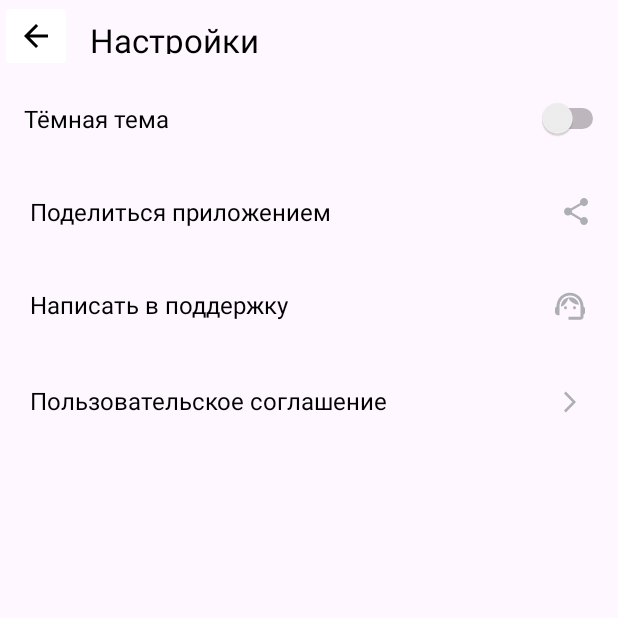
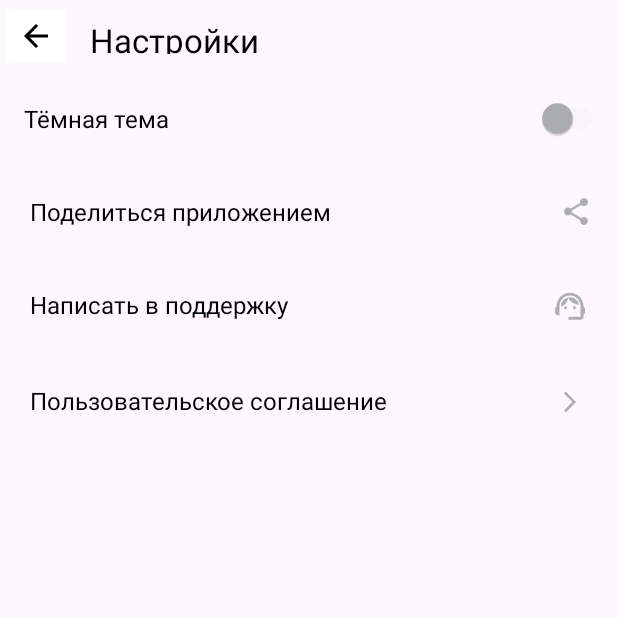
Before and after one commit to AlexElkin/PlaylistMaker, an Android app: the ActivitySettings screen opened directly, with no data from a screen before it, on a phone screen of 412 x 824 dp, the top half of it. Run offline under Robolectric (Android 15) with nearby library versions, the phone set to English and light mode, and no system bars.

Commit message:
я так понимаю вопрос был к цвету.В вашем примере указаны два цвета на 4 варианта,при том выходит,что у ползунка и переключателя будет одинаковый цвет,учитывая что цвета взятые с Фигмы у меня разные предполагаю,что это опечатка,создал 4 цвета(условно) на 4 варианта

```diff
--- /dev/null
+++ b/app/src/main/res/color/switch_thumb_color.xml
@@ -0,0 +1,7 @@
+<?xml version="1.0" encoding="utf-8"?>
+<selector xmlns:android="http://schemas.android.com/apk/res/android">
+    <!-- Активное состояние (включен) -->
+    <item android:color="@color/switch_thumb_active_color" android:state_checked="true" />
+    <!-- Неактивное состояние (выключен) -->
+    <item android:color="@color/switch_thumb_inactive_color" android:state_checked="false" />
+</selector>
--- /dev/null
+++ b/app/src/main/res/color/switch_track_color.xml
@@ -0,0 +1,7 @@
+<?xml version="1.0" encoding="utf-8"?>
+<selector xmlns:android="http://schemas.android.com/apk/res/android">
+    <!-- Активное состояние (включен) -->
+    <item android:color="@color/switch_track_active_color" android:state_checked="true" />
+    <!-- Неактивное состояние (выключен) -->
+    <item android:color="@color/switch_track_inactive_color" android:state_checked="false" />
+</selector>
--- a/app/src/main/res/layout/activity_settings.xml
+++ b/app/src/main/res/layout/activity_settings.xml
@@ -49,6 +49,8 @@
         android:text="@string/dark_theme"
         android:textColor="@color/black"
         android:textSize="@dimen/_16sp"
+        android:thumbTint="@color/switch_thumb_color"
+        android:trackTint="@color/switch_track_color"
         tools:ignore="UseSwitchCompatOrMaterialXml">
 
     </Switch>
--- a/app/src/main/res/values/colors.xml
+++ b/app/src/main/res/values/colors.xml
@@ -4,4 +4,9 @@
     <color name="white">#FFFFFFFF</color>
     <color name="gray">#AEAFB4</color>
     <color name="blue">#3772E7</color>
+    <color name="switch_thumb_active_color">#AEAFB4</color>
+    <color name="switch_thumb_inactive_color">#AEAFB4</color>
+    <color name="switch_track_active_color">#E6E8EB</color>
+    <color name="switch_track_inactive_color">#E6E8EB</color>
+
 </resources>
```
